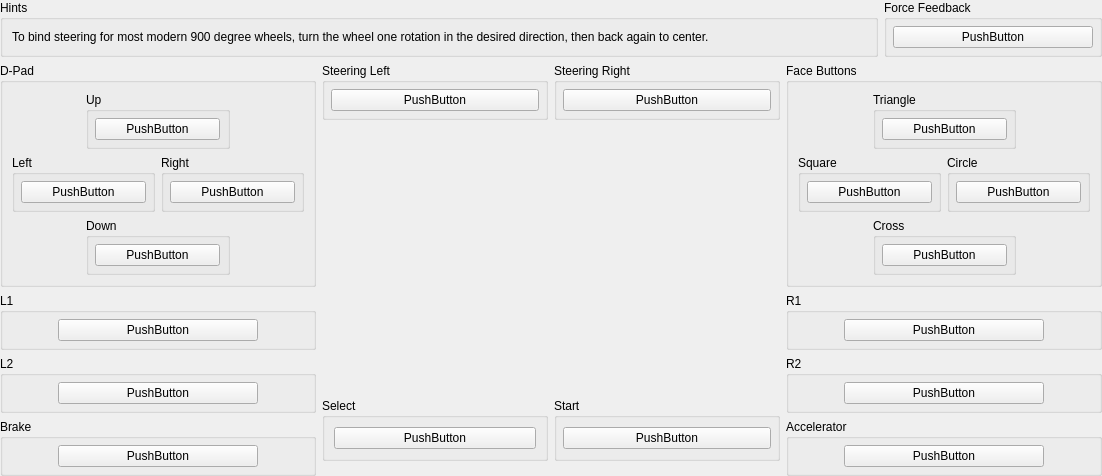
This is pcsx2-qt/Settings/USBBindingWidget_DrivingForce.ui in PCSX2/pcsx2 as Qt 5 draws it before an edit. The edited form follows.
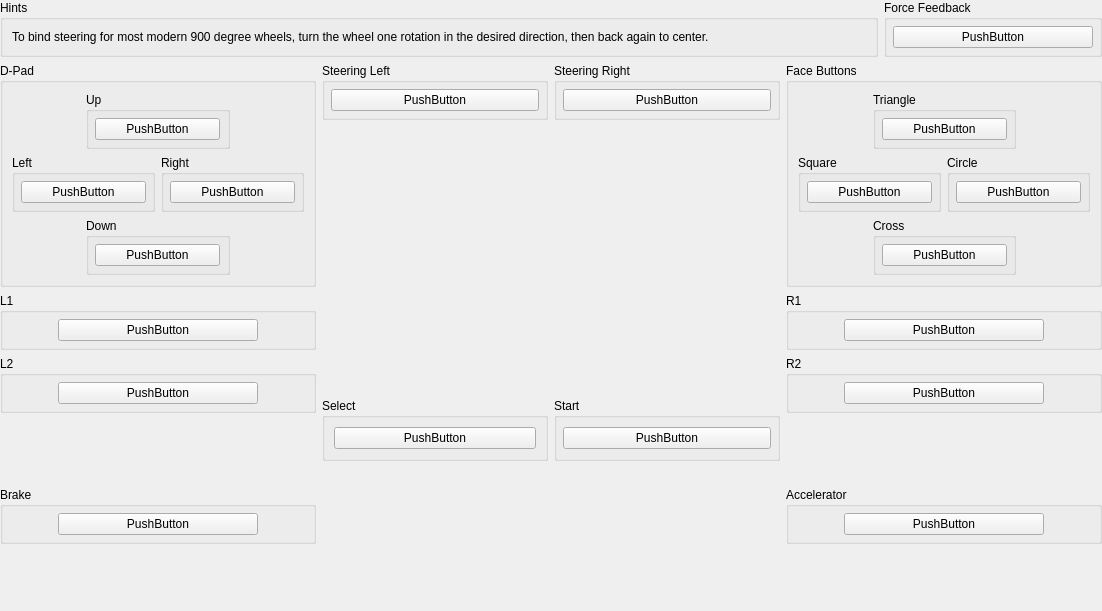
This is the edited form. Icons and pictures are not drawn. Custom widgets are drawn as their Qt base class.

Diff of the .ui file:
```diff
--- a/pcsx2-qt/Settings/USBBindingWidget_DrivingForce.ui
+++ b/pcsx2-qt/Settings/USBBindingWidget_DrivingForce.ui
@@ -7,7 +7,7 @@
     <x>0</x>
     <y>0</y>
     <width>1102</width>
-    <height>476</height>
+    <height>611</height>
    </rect>
   </property>
   <property name="sizePolicy">
```
Left out of the diff: 2 changed lines with no effect on the pictures.
